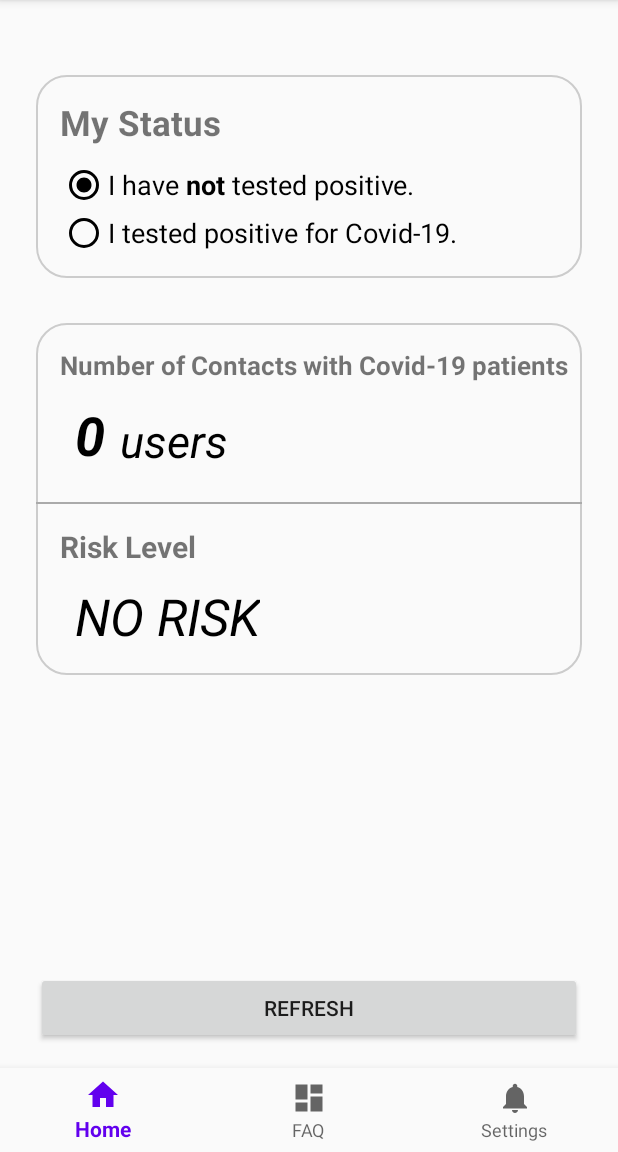
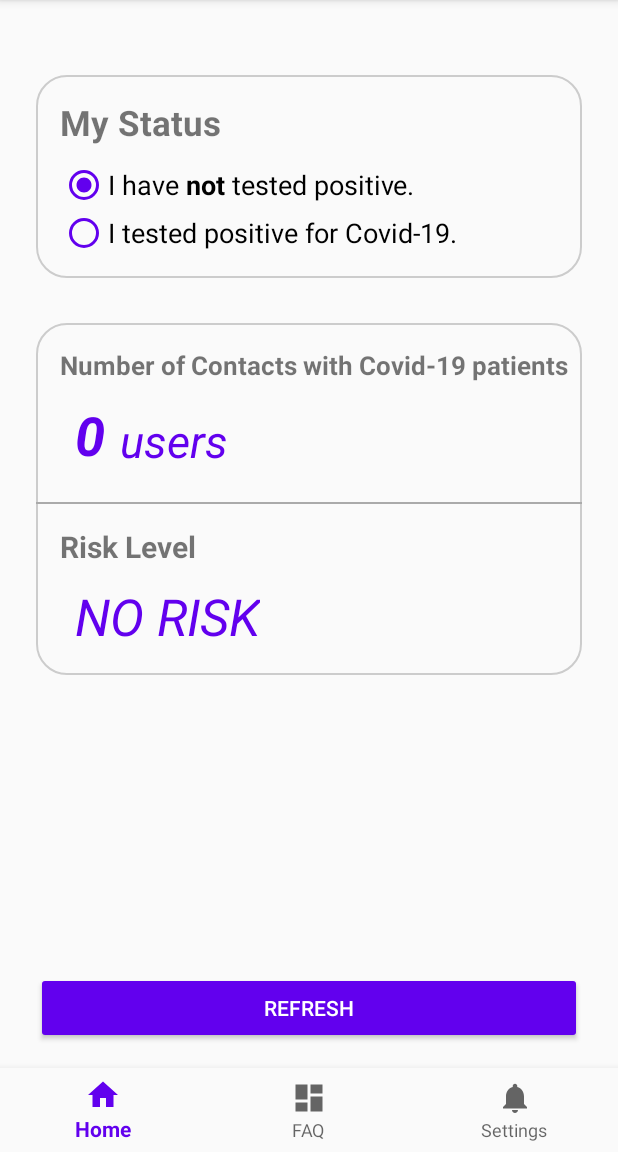
Before and after one commit to JackXu0/Contact_Tracing, an Android app: the screen it shows after launch (NewMainActivity), on a phone screen of 412 x 824 dp, the part 84-1236 px from its top. Run offline under Robolectric (Android 15) with nearby library versions, the phone set to English and light mode, and no system bars; libraries missing offline, so code that uses them is left out: com.huawei.hmf, com.huawei.hms; 4 statements that could not run were skipped.

Commit message:
button theme update

```diff
--- a/contact_shield_demo/app/src/main/res/layout/activity_notifications.xml
+++ b/contact_shield_demo/app/src/main/res/layout/activity_notifications.xml
@@ -77,6 +77,8 @@
             android:layout_width="wrap_content"
             android:layout_height="wrap_content"
             android:layout_marginTop="50dp"
+            android:backgroundTint="@color/colorPrimary"
+            android:textColor="@color/ButtonTextColor"
             android:text="Back to home page"
             android:textSize="18dp"
             app:layout_constraintLeft_toLeftOf="parent"
--- a/contact_shield_demo/app/src/main/res/layout/activity_report_test_result.xml
+++ b/contact_shield_demo/app/src/main/res/layout/activity_report_test_result.xml
@@ -76,6 +76,8 @@
             android:layout_height="wrap_content"
             android:layout_marginTop="50dp"
             android:text="SHARE MY TEST RESULT"
+            android:backgroundTint="@color/colorPrimary"
+            android:textColor="@color/ButtonTextColor"
             android:textSize="18dp"
             app:layout_constraintLeft_toLeftOf="parent"
             app:layout_constraintRight_toRightOf="parent"
@@ -83,10 +85,10 @@
 
         <Button
             android:id="@+id/cancelButton"
-            style="@style/Widget.AppCompat.Button.Borderless"
+            style="@style/Widget.MaterialComponents.Button.TextButton"
+            android:textSize="15dp"
             android:layout_width="wrap_content"
             android:layout_height="wrap_content"
-            android:layout_marginTop="10dp"
             android:text="CANCEL"
             app:layout_constraintLeft_toLeftOf="parent"
             app:layout_constraintRight_toRightOf="parent"
--- a/contact_shield_demo/app/src/main/res/layout/activity_tele_t_a_n_verification.xml
+++ b/contact_shield_demo/app/src/main/res/layout/activity_tele_t_a_n_verification.xml
@@ -102,6 +102,8 @@
             android:layout_width="0dp"
             android:layout_marginTop="10dp"
             android:layout_marginBottom="20dp"
+            android:backgroundTint="@color/colorPrimary"
+            android:textColor="@color/ButtonTextColor"
             android:text="CALL"
             android:textSize="18dp"
             app:layout_constraintStart_toStartOf="@id/guideline_content_start"
@@ -114,6 +116,8 @@
             android:layout_width="0dp"
             android:layout_marginTop="5dp"
             android:layout_marginBottom="20dp"
+            android:backgroundTint="@color/colorPrimary"
+            android:textColor="@color/ButtonTextColor"
             android:text="ENTER TAN"
             android:textSize="18dp"
             app:layout_constraintStart_toStartOf="@id/guideline_content_start"
--- a/contact_shield_demo/app/src/main/res/layout/activity_verification.xml
+++ b/contact_shield_demo/app/src/main/res/layout/activity_verification.xml
@@ -131,6 +131,8 @@
                 android:layout_width="wrap_content"
                 android:layout_height="wrap_content"
                 android:layout_marginTop="50dp"
+                android:backgroundTint="@color/colorPrimary"
+                android:textColor="@color/ButtonTextColor"
                 android:text="SUBMIT RESULT"
                 android:textSize="18dp"
                 app:layout_constraintLeft_toLeftOf="parent"
@@ -139,11 +141,11 @@
 
             <Button
                 android:id="@+id/cancelButton"
-                style="@style/Widget.AppCompat.Button.Borderless"
+                style="@style/Widget.MaterialComponents.Button.TextButton"
                 android:layout_width="wrap_content"
                 android:layout_height="wrap_content"
-                android:layout_marginTop="5dp"
                 android:text="CANCEL"
+                android:textSize="15dp"
                 app:layout_constraintLeft_toLeftOf="parent"
                 app:layout_constraintRight_toRightOf="parent"
                 app:layout_constraintTop_toBottomOf="@id/submitButton" />
--- a/contact_shield_demo/app/src/main/res/layout/fragment_home.xml
+++ b/contact_shield_demo/app/src/main/res/layout/fragment_home.xml
@@ -100,15 +100,14 @@
 
                 <Button
                     android:id="@+id/reportResults"
-                    style="@style/Widget.AppCompat.Button.Borderless"
+                    style="@style/Widget.MaterialComponents.Button.TextButton"
                     android:layout_width="wrap_content"
                     android:layout_height="wrap_content"
                     android:minHeight = "0dp"
                     android:visibility="gone"
                     android:text="@string/report_results"
-                    android:textColor="#000000"
                     android:textStyle="italic"
-                    android:textSize="12dp"
+                    android:textSize="15dp"
                     app:layout_constraintEnd_toEndOf="@+id/guideline_content_end"
                     app:layout_constraintTop_toTopOf="@+id/guideline_content_top" />
 
@@ -125,16 +124,16 @@
                         android:id="@+id/radioNegative"
                         android:layout_width="match_parent"
                         android:layout_height="wrap_content"
-                        android:buttonTint="#000000"
                         android:checked="true"
+                        android:buttonTint="@color/colorPrimary"
                         android:text="@string/notPositiveStatus"
                         android:textSize="18sp" />
 
                     <RadioButton
                         android:id="@+id/radioPositive"
+                        android:buttonTint="@color/colorPrimary"
                         android:layout_width="match_parent"
                         android:layout_height="wrap_content"
-                        android:buttonTint="#000000"
                         android:text="@string/positiveStatus"
                         android:textSize="18sp" />
                 </RadioGroup>
@@ -221,7 +220,7 @@
                     android:layout_marginStart="10dp"
                     android:text="4"
                     android:textSize="36sp"
-                    android:textColor="#000000"
+                    android:textColor="@color/colorPrimary"
                     android:textStyle="bold|italic"
                     app:layout_constraintStart_toStartOf="@id/guideline_data_start"
                     app:layout_constraintTop_toBottomOf="@+id/numberOfHitsText" />
@@ -233,7 +232,7 @@
                     android:layout_marginTop="10dp"
                     android:layout_marginStart="10dp"
                     android:text="High"
-                    android:textColor="#000000"
+                    android:textColor="@color/colorPrimary"
                     android:textSize="34sp"
                     android:textStyle="italic"
                     app:layout_constraintStart_toStartOf="@id/guideline_data_start"
@@ -246,7 +245,7 @@
                     android:layout_marginStart="40dp"
                     android:layout_marginTop="18dp"
                     android:text="users"
-                    android:textColor="#000000"
+                    android:textColor="@color/colorPrimary"
                     android:textSize="30sp"
                     android:textStyle="italic"
                     app:layout_constraintStart_toStartOf="@id/guideline_data_start"
@@ -266,15 +265,16 @@
 
         </LinearLayout>
     </ScrollView>
+
     <Button
         android:id="@+id/refreshButton"
         android:layout_width="0dp"
         android:layout_height="wrap_content"
-        android:layout_gravity="center"
-        android:layout_marginTop="30dp"
-        android:text="refresh"
+        android:text="Refresh"
+        android:backgroundTint="@color/colorPrimary"
+        android:textColor="@color/ButtonTextColor"
         app:layout_constraintBottom_toBottomOf="@id/guideline_bottom"
         app:layout_constraintEnd_toEndOf="@id/guideline_end"
         app:layout_constraintStart_toStartOf="@id/guideline_start"/>
 
-</androidx.constraintlayout.widget.ConstraintLayout>
+    </androidx.constraintlayout.widget.ConstraintLayout>
--- a/contact_shield_demo/app/src/main/res/layout/fragment_settings.xml
+++ b/contact_shield_demo/app/src/main/res/layout/fragment_settings.xml
@@ -45,7 +45,7 @@
             android:id="@+id/disableAppButton"
             android:layout_width="wrap_content"
             android:layout_height="wrap_content"
-            android:buttonTint="#000000"
+            android:buttonTint="@color/colorPrimary"
             android:text="Disable App"
             android:textSize="20dp"
             android:checked="false"
@@ -68,7 +68,7 @@
             android:layout_width="wrap_content"
             android:layout_height="wrap_content"
             android:layout_marginTop="30dp"
-            android:buttonTint="#000000"
+            android:buttonTint="@color/colorPrimary"
             android:textSize="20dp"
             app:layout_constraintStart_toStartOf="parent"
             app:layout_constraintTop_toBottomOf="@id/disableAppCaption"
--- a/contact_shield_demo/app/src/main/res/values/colors.xml
+++ b/contact_shield_demo/app/src/main/res/values/colors.xml
@@ -3,4 +3,5 @@
     <color name="colorPrimary">#6200EE</color>
     <color name="colorPrimaryDark">#3700B3</color>
     <color name="colorAccent">#03DAC5</color>
+    <color name="ButtonTextColor">#ffffff</color>
 </resources>
```
Also changed, not shown: contact_shield_demo/app/src/main/res/layout/activity_verification_methods.xml (+6 -2 lines).
